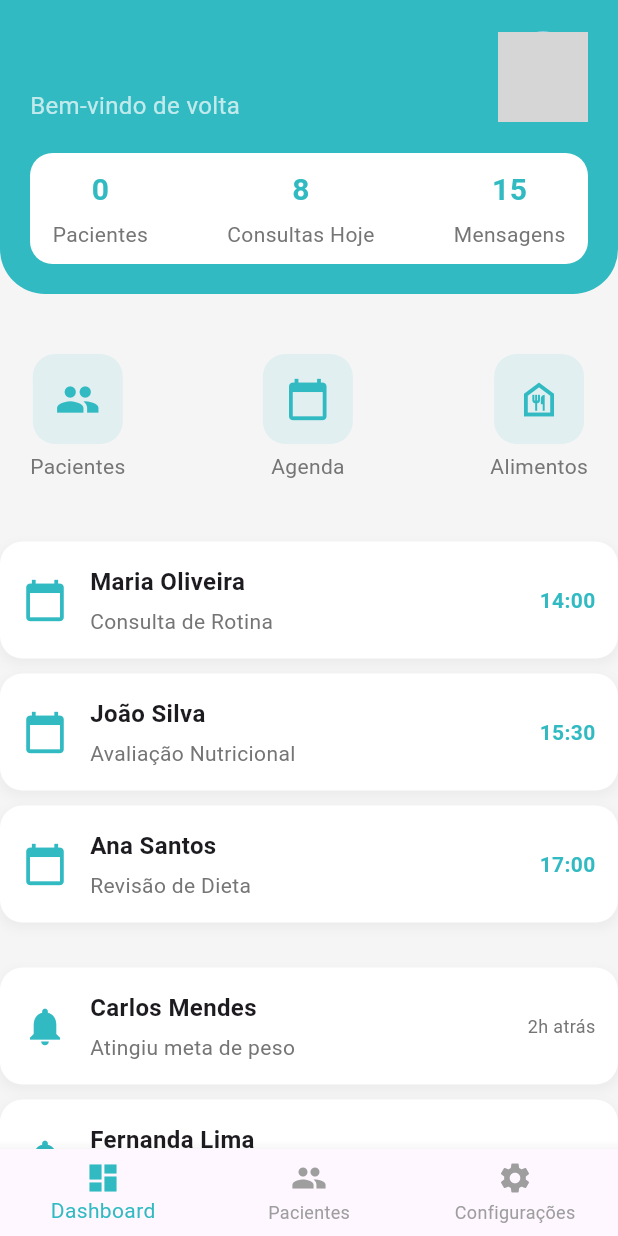
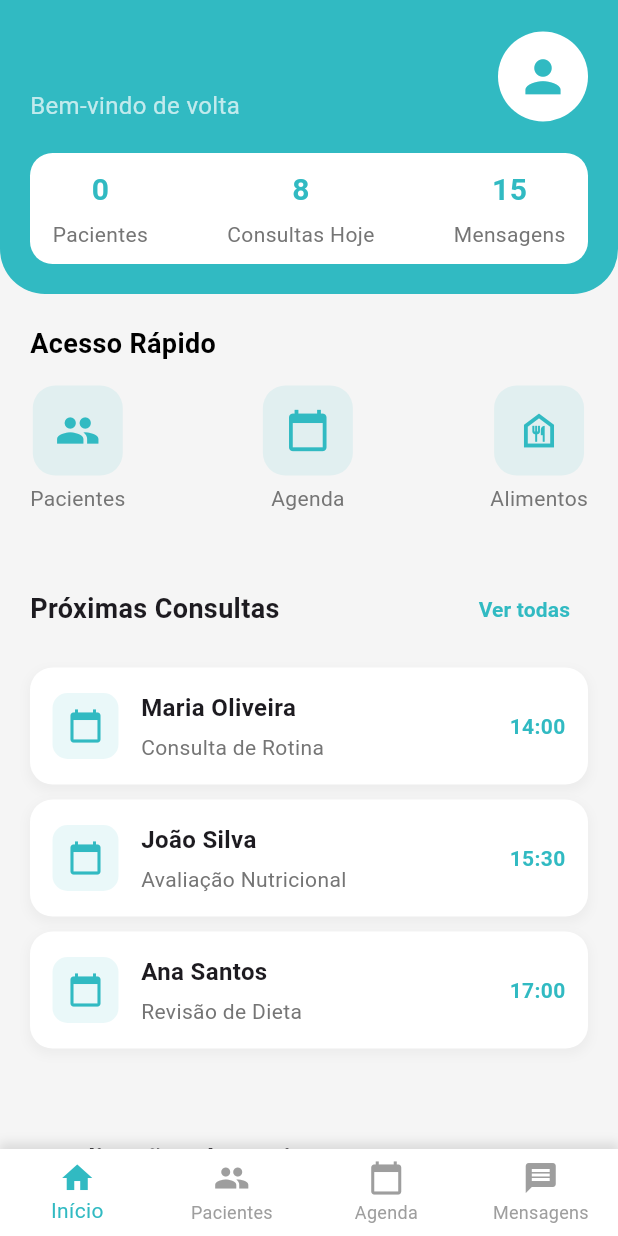
Before and after one commit to ES2-UFPI/Healthway, a Flutter app: the NutritionistDashboardScreen screen opened directly with empty values, on a phone screen of 412 x 824 dp. Run offline on Flutter 3.47's test engine with Material 3 defaults, Android fonts, the phone set to English and light mode, and no system bars; our stand-ins replace get, image_picker, table_calendar; grey boxes are pictures that could not be loaded.

```diff
--- a/healthway_app/lib/screens_nutricionist/nutritionist_dashboard_screen.dart
+++ b/healthway_app/lib/screens_nutricionist/nutritionist_dashboard_screen.dart
@@ -1,5 +1,6 @@
 import 'package:healthway_app/constants.dart';
 import 'package:flutter/material.dart';
+
 class NutritionistDashboardScreen extends StatelessWidget {
   final Map<String, dynamic> userData;
 
@@ -7,7 +8,6 @@ class NutritionistDashboardScreen extends StatelessWidget {
 
   @override
   Widget build(BuildContext context) {
-
     return Scaffold(
       backgroundColor: kBackgroundColor,
       body: SafeArea(
@@ -15,27 +15,24 @@ class NutritionistDashboardScreen extends StatelessWidget {
           child: Column(
             crossAxisAlignment: CrossAxisAlignment.start,
             children: [
-              _buildHeader(),
-              _buildSectionTitle('Acesso Rápido'),
+              _buildHeader(context),
               _buildQuickAccess(context),
-              _buildSectionTitle('Próximas Consultas', showButton: true, buttonRoute: '/appointments'),
               _buildAppointments(context),
-              _buildSectionTitle('Atualizações de Pacientes', showButton: true, buttonRoute: '/patient_updates'),
               _buildPatientUpdates(context),
             ],
           ),
         ),
       ),
-      bottomNavigationBar: _buildBottomNavigationBar(),
+      bottomNavigationBar: _buildBottomNavigationBar(context),
     );
   }
 
-  Widget _buildHeader() {
+  Widget _buildHeader(BuildContext context) {
     return Container(
       padding: const EdgeInsets.all(20),
       decoration: BoxDecoration(
         color: kPrimaryColor,
-        borderRadius: const BorderRadius.only(
+        borderRadius: BorderRadius.only(
           bottomLeft: Radius.circular(30),
           bottomRight: Radius.circular(30),
         ),
@@ -51,35 +48,41 @@ class NutritionistDashboardScreen extends StatelessWidget {
                 children: [
                   Text(
                     userData['nome'],
-                    style: const TextStyle(
+                    style: TextStyle(
                       color: Colors.white,
                       fontSize: 24,
                       fontWeight: FontWeight.bold,
                     ),
                   ),
-                  const SizedBox(height: 5),
-                  const Text(
+                  SizedBox(height: 5),
+                  Text(
                     'Bem-vindo de volta',
-                    style: TextStyle(color: Colors.white70, fontSize: 16),
+                    style: TextStyle(
+                      color: Colors.white70,
+                      fontSize: 16,
+                    ),
                   ),
                 ],
               ),
-              CircleAvatar(
+              GestureDetector(
+                onTap: () {
+                  Navigator.pushNamed(context, '/nutritionistProfile');
+                },
+                child: CircleAvatar(
                   radius: 30,
-                backgroundImage: AssetImage('assets/images/nutricionista.jpg'),
+                  backgroundColor: Colors.white,
+                  child: Icon(
+                    Icons.person,
+                    size: 35,
+                    color: kPrimaryColor,
+                  ),
+                ),
               ),
             ],
           ),
-          const SizedBox(height: 20),
-          _buildStatsRow(),
-        ],
-      ),
-    );
-  }
-
-  Widget _buildStatsRow() {
-    return Container(
-      padding: const EdgeInsets.symmetric(horizontal: 15, vertical: 10),
+          SizedBox(height: 20),
+          Container(
+            padding: EdgeInsets.symmetric(horizontal: 15, vertical: 10),
             decoration: BoxDecoration(
               color: Colors.white,
               borderRadius: BorderRadius.circular(15),
@@ -90,6 +93,9 @@ class NutritionistDashboardScreen extends StatelessWidget {
                 _buildStatItem('Pacientes', '${userData['pacientes'].length}'),
                 _buildStatItem('Consultas Hoje', '8'),
                 _buildStatItem('Mensagens', '15'),
+              ],
+            ),
+          ),
         ],
       ),
     );
@@ -106,8 +112,14 @@ class NutritionistDashboardScreen extends StatelessWidget {
             color: kPrimaryColor,
           ),
         ),
-        const SizedBox(height: 5),
-        Text(label, style: TextStyle(fontSize: 14, color: Colors.grey[600])),
+        SizedBox(height: 5),
+        Text(
+          label,
+          style: TextStyle(
+            fontSize: 14,
+            color: Colors.grey[600],
+          ),
+        ),
       ],
     );
   }
@@ -115,188 +127,356 @@ class NutritionistDashboardScreen extends StatelessWidget {
   Widget _buildQuickAccess(BuildContext context) {
     return Padding(
       padding: const EdgeInsets.all(20),
-      child: Row(
+      child: Column(
+        crossAxisAlignment: CrossAxisAlignment.start,
+        children: [
+          Text(
+            'Acesso Rápido',
+            style: TextStyle(
+              color: Colors.black,
+              fontSize: 18,
+              fontWeight: FontWeight.bold,
+            ),
+          ),
+          SizedBox(height: 15),
+          Row(
             mainAxisAlignment: MainAxisAlignment.spaceBetween,
             children: [
-          _buildQuickAccessItem(context, Icons.people, 'Pacientes', '/patient_list', userData),
-          _buildQuickAccessItem(context, Icons.calendar_today, 'Agenda', '/schedule', null),
-          _buildQuickAccessItem(context, Icons.food_bank_outlined, 'Alimentos', '/alimentos', null),
+              _buildQuickAccessItem(context, Icons.people, 'Pacientes',
+                  '/patient_list', userData),
+              _buildQuickAccessItem(
+                  context, Icons.calendar_today, 'Agenda', '/schedule', null),
+              // _buildQuickAccessItem(
+              //     context, Icons.restaurant_menu, 'Planos', '/meal_plans'),
+              _buildQuickAccessItem(context, Icons.food_bank_outlined,
+                  'Alimentos', '/alimentos', null),
+            ],
+          ),
         ],
       ),
     );
   }
 
-  Widget _buildQuickAccessItem(
-      BuildContext context,
-      IconData icon,
-      String label,
-      String route,
-      Object? args,
-      ) {
+  Widget _buildQuickAccessItem(BuildContext context, IconData icon,
+      String label, String route, Object? args) {
     return GestureDetector(
-      onTap: () => Navigator.pushNamed(context, route, arguments: args),
+      onTap: () {
+        Navigator.pushNamed(context, route, arguments: args);
+      },
       child: Column(
         children: [
           Container(
-            padding: const EdgeInsets.all(15),
+            padding: EdgeInsets.all(15),
             decoration: BoxDecoration(
-              color: kPrimaryColor.withOpacity(0.1),
+              color: kPrimaryColor.withValues(alpha: 0.1),
               borderRadius: BorderRadius.circular(15),
             ),
-            child: Icon(icon, color: kPrimaryColor, size: 30),
+            child: Icon(
+              icon,
+              color: kPrimaryColor,
+              size: 30,
             ),
-          const SizedBox(height: 5),
-          Text(label, style: TextStyle(fontSize: 14, color: Colors.grey[600])),
+          ),
+          SizedBox(height: 5),
+          Text(
+            label,
+            style: TextStyle(
+              fontSize: 14,
+              color: Colors.grey[600],
+            ),
+          ),
         ],
       ),
     );
   }
 
   Widget _buildAppointments(BuildContext context) {
-    final appointments = [
-      {'name': 'Maria Oliveira', 'time': '14:00', 'type': 'Consulta de Rotina'},
-      {'name': 'João Silva', 'time': '15:30', 'type': 'Avaliação Nutricional'},
-      {'name': 'Ana Santos', 'time': '17:00', 'type': 'Revisão de Dieta'},
-    ];
-
-    return Column(
-      children: appointments
-          .map((appointment) => _buildAppointmentItem(
-        appointment['name']!,
-        appointment['time']!,
-        appointment['type']!,
-      ))
-          .toList(),
+    return Padding(
+      padding: const EdgeInsets.all(20),
+      child: Column(
+        crossAxisAlignment: CrossAxisAlignment.start,
+        children: [
+          Row(
+            mainAxisAlignment: MainAxisAlignment.spaceBetween,
+            children: [
+              Text(
+                'Próximas Consultas',
+                style: TextStyle(
+                  fontSize: 18,
+                  fontWeight: FontWeight.bold,
+                ),
+              ),
+              TextButton(
+                onPressed: () {
+                  Navigator.pushNamed(context, '/appointments');
+                },
+                child: Text(
+                  'Ver todas',
+                  style: TextStyle(
+                    color: kPrimaryColor,
+                    fontWeight: FontWeight.bold,
+                  ),
+                ),
+              ),
+            ],
+          ),
+          SizedBox(height: 15),
+          _buildAppointmentItem(
+              context, 'Maria Oliveira', '14:00', 'Consulta de Rotina'),
+          _buildAppointmentItem(
+              context, 'João Silva', '15:30', 'Avaliação Nutricional'),
+          _buildAppointmentItem(
+              context, 'Ana Santos', '17:00', 'Revisão de Dieta'),
+        ],
+      ),
     );
   }
 
-  Widget _buildAppointmentItem(String name, String time, String type) {
-    return Container(
-      margin: const EdgeInsets.only(bottom: 10),
-      padding: const EdgeInsets.all(15),
+  Widget _buildAppointmentItem(
+      BuildContext context, String name, String time, String type) {
+    return GestureDetector(
+      onTap: () {
+        Navigator.pushNamed(context, '/appointment_details',
+            arguments: {'name': name, 'time': time, 'type': type});
+      },
+      child: Container(
+        margin: EdgeInsets.only(bottom: 10),
+        padding: EdgeInsets.all(15),
         decoration: BoxDecoration(
           color: Colors.white,
           borderRadius: BorderRadius.circular(15),
           boxShadow: [
             BoxShadow(
-            color: Colors.grey.withOpacity(0.1),
+              color: Colors.grey.withValues(alpha: 0.1),
               spreadRadius: 1,
               blurRadius: 5,
-            offset: const Offset(0, 3),
+              offset: Offset(0, 3),
             ),
           ],
         ),
         child: Row(
           children: [
-          Icon(Icons.calendar_today, color: kPrimaryColor, size: 30),
-          const SizedBox(width: 15),
+            Container(
+              padding: EdgeInsets.all(10),
+              decoration: BoxDecoration(
+                color: kPrimaryColor.withValues(alpha: 0.1),
+                borderRadius: BorderRadius.circular(10),
+              ),
+              child: Icon(
+                Icons.calendar_today,
+                color: kPrimaryColor,
+              ),
+            ),
+            SizedBox(width: 15),
             Expanded(
               child: Column(
                 crossAxisAlignment: CrossAxisAlignment.start,
                 children: [
                   Text(
                     name,
-                  style: const TextStyle(fontWeight: FontWeight.bold, fontSize: 16),
+                    style: TextStyle(
+                      fontWeight: FontWeight.bold,
+                      fontSize: 16,
                     ),
-                const SizedBox(height: 5),
-                Text(type, style: TextStyle(color: Colors.grey[600], fontSize: 14)),
+                  ),
+                  SizedBox(height: 5),
+                  Text(
+                    type,
+                    style: TextStyle(
+                      color: Colors.grey[600],
+                      fontSize: 14,
+                    ),
+                  ),
                 ],
               ),
             ),
-          Text(time, style: TextStyle(fontWeight: FontWeight.bold, color: kPrimaryColor)),
+            Text(
+              time,
+              style: TextStyle(
+                fontWeight: FontWeight.bold,
+                color: kPrimaryColor,
+              ),
+            ),
+          ],
+        ),
+      ),
+    );
+  }
+
+  Widget _buildPatientUpdates(BuildContext context) {
+    return Padding(
+      padding: const EdgeInsets.all(20),
+      child: Column(
+        crossAxisAlignment: CrossAxisAlignment.start,
+        children: [
+          Row(
+            mainAxisAlignment: MainAxisAlignment.spaceBetween,
+            children: [
+              Text(
+                'Atualizações de Pacientes',
+                style: TextStyle(
+                  fontSize: 18,
+                  fontWeight: FontWeight.bold,
+                ),
+              ),
+              TextButton(
+                onPressed: () {
+                  Navigator.pushNamed(context, '/patient_updates');
+                },
+                child: Text(
+                  'Ver todas',
+                  style: TextStyle(
+                    color: kPrimaryColor,
+                    fontWeight: FontWeight.bold,
+                  ),
+                ),
+              ),
+            ],
+          ),
+          SizedBox(height: 15),
+          _buildPatientUpdateItem(
+              context, 'Carlos Mendes', 'Atingiu meta de peso', '2h atrás'),
+          _buildPatientUpdateItem(context, 'Fernanda Lima',
+              'Novo registro de refeição', '4h atrás'),
+          _buildPatientUpdateItem(context, 'Ricardo Souza',
+              'Solicitou alteração na dieta', '1d atrás'),
         ],
       ),
     );
   }
 
-  Widget _buildPatientUpdates(BuildContext context) {
-    final updates = [
-      {'name': 'Carlos Mendes', 'update': 'Atingiu meta de peso', 'time': '2h atrás'},
-      {'name': 'Fernanda Lima', 'update': 'Novo registro de refeição', 'time': '4h atrás'},
-      {'name': 'Ricardo Souza', 'update': 'Solicitou alteração na dieta', 'time': '1d atrás'},
-    ];
-
-    return Column(
-      children: updates
-          .map((update) => _buildPatientUpdateItem(
-        update['name']!,
-        update['update']!,
-        update['time']!,
-      ))
-          .toList(),
-    );
-  }
-
-  Widget _buildPatientUpdateItem(String name, String update, String time) {
-    return Container(
-      margin: const EdgeInsets.only(bottom: 10),
-      padding: const EdgeInsets.all(15),
+  Widget _buildPatientUpdateItem(
+      BuildContext context, String name, String update, String time) {
+    return GestureDetector(
+      onTap: () {
+        Navigator.pushNamed(context, '/patient_details',
+            arguments: {'name': name});
+      },
+      child: Container(
+        margin: EdgeInsets.only(bottom: 10),
+        padding: EdgeInsets.all(15),
         decoration: BoxDecoration(
           color: Colors.white,
           borderRadius: BorderRadius.circular(15),
           boxShadow: [
             BoxShadow(
-            color: Colors.grey.withOpacity(0.1),
+              color: Colors.grey.withValues(alpha: 0.1),
               spreadRadius: 1,
               blurRadius: 5,
-            offset: const Offset(0, 3),
+              offset: Offset(0, 3),
             ),
           ],
         ),
         child: Row(
           children: [
-          Icon(Icons.notifications, color: kPrimaryColor, size: 30),
-          const SizedBox(width: 15),
+            CircleAvatar(
+              backgroundColor: kPrimaryColor.withValues(alpha: 0.1),
+              child: Text(
+                name[0],
+                style: TextStyle(
+                  color: kPrimaryColor,
+                  fontWeight: FontWeight.bold,
+                ),
+              ),
+            ),
+            SizedBox(width: 15),
             Expanded(
               child: Column(
                 crossAxisAlignment: CrossAxisAlignment.start,
                 children: [
                   Text(
                     name,
-                  style: const TextStyle(fontWeight: FontWeight.bold, fontSize: 16),
+                    style: TextStyle(
+                      fontWeight: FontWeight.bold,
+                      fontSize: 16,
                     ),
-                const SizedBox(height: 5),
-                Text(update, style: TextStyle(color: Colors.grey[600], fontSize: 14)),
+                  ),
+                  SizedBox(height: 5),
+                  Text(
+                    update,
+                    style: TextStyle(
+                      color: Colors.grey[600],
+                      fontSize: 14,
+                    ),
+                  ),
                 ],
               ),
             ),
-          Text(time, style: TextStyle(color: Colors.grey[600], fontSize: 12)),
+            Text(
+              time,
+              style: TextStyle(
+                color: Colors.grey[400],
+                fontSize: 12,
+              ),
+            ),
           ],
+        ),
       ),
     );
   }
 
-  Widget _buildSectionTitle(String title, {bool showButton = false, String? buttonRoute}) {
-    return Padding(
-      padding: const EdgeInsets.symmetric(horizontal: 20, vertical: 10),
-      child: Row(
-        mainAxisAlignment: MainAxisAlignment.spaceBetween,
+  Widget _buildBottomNavigationBar(BuildContext context) {
+    return Container(
+      decoration: BoxDecoration(
+        color: Colors.white,
+        boxShadow: [
+          BoxShadow(
+            color: Colors.grey.withValues(alpha: 0.3),
+            spreadRadius: 1,
+            blurRadius: 5,
+            offset: Offset(0, -3),
           ),
-    );
-  }
-
-  Widget _buildBottomNavigationBar() {
-    return BottomNavigationBar(
-      currentIndex: 0,
+        ],
+      ),
+      child: BottomNavigationBar(
+        backgroundColor: Colors.transparent,
+        elevation: 0,
         selectedItemColor: kPrimaryColor,
         unselectedItemColor: Colors.grey,
-      items: const [
+        showSelectedLabels: true,
+        showUnselectedLabels: true,
+        type: BottomNavigationBarType.fixed,
+        currentIndex: 0,
+        onTap: (index) {
+          switch (index) {
+            case 0:
+              // Already on home screen
+              break;
+            case 1:
+              Navigator.pushNamed(context, '/patient_list',
+                  arguments: userData);
+              break;
+            case 2:
+              Navigator.pushNamed(context, '/schedule');
+              break;
+            case 3:
+              Navigator.pushNamed(context, '/chat');
+              break;
+          }
+        },
+        items: [
           BottomNavigationBarItem(
-          icon: Icon(Icons.dashboard),
-          label: 'Dashboard',
+            icon: Icon(Icons.home),
+            label: 'Início',
           ),
           BottomNavigationBarItem(
             icon: Icon(Icons.people),
             label: 'Pacientes',
           ),
           BottomNavigationBarItem(
-          icon: Icon(Icons.settings),
-          label: 'Configurações',
+            icon: Icon(Icons.calendar_today),
+            label: 'Agenda',
+          ),
+          BottomNavigationBarItem(
+            icon: Icon(Icons.message),
+            label: 'Mensagens',
           ),
         ],
-      onTap: (index) {
-        // Implement navigation logic here
-      },
+      ),
     );
   }
 }
+
+extension on Color {
+  withValues({required double alpha}) {}
+}
```
Also changed, not shown: 1 other file. Lines whose indentation alone changed are shown as unchanged.
